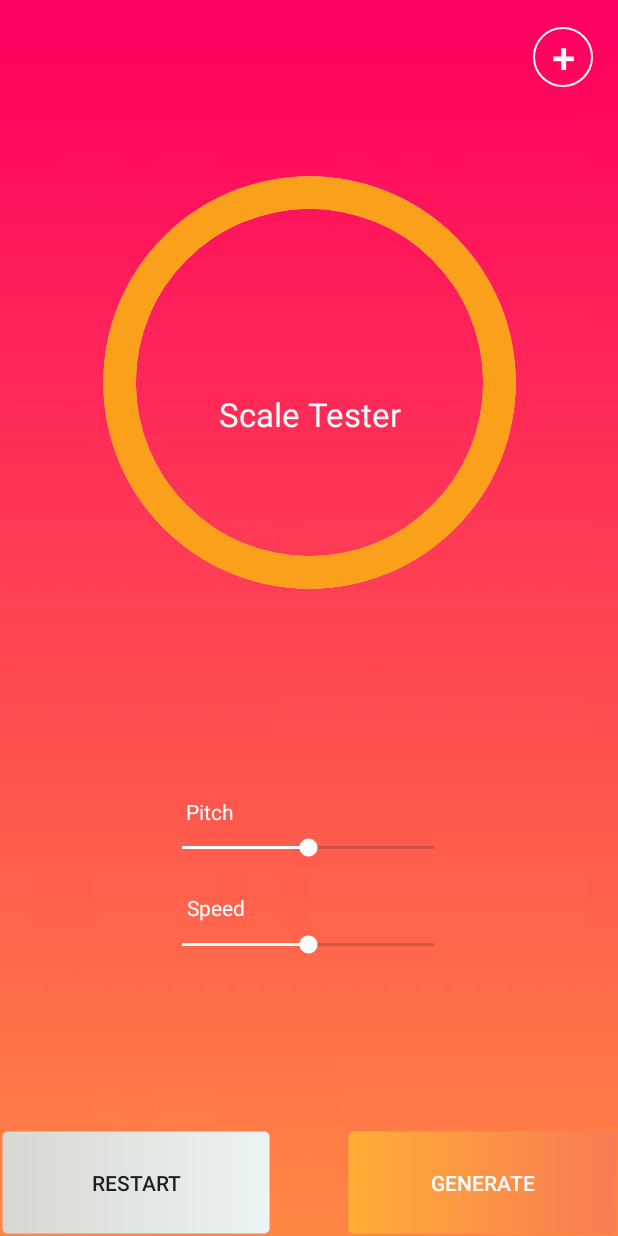
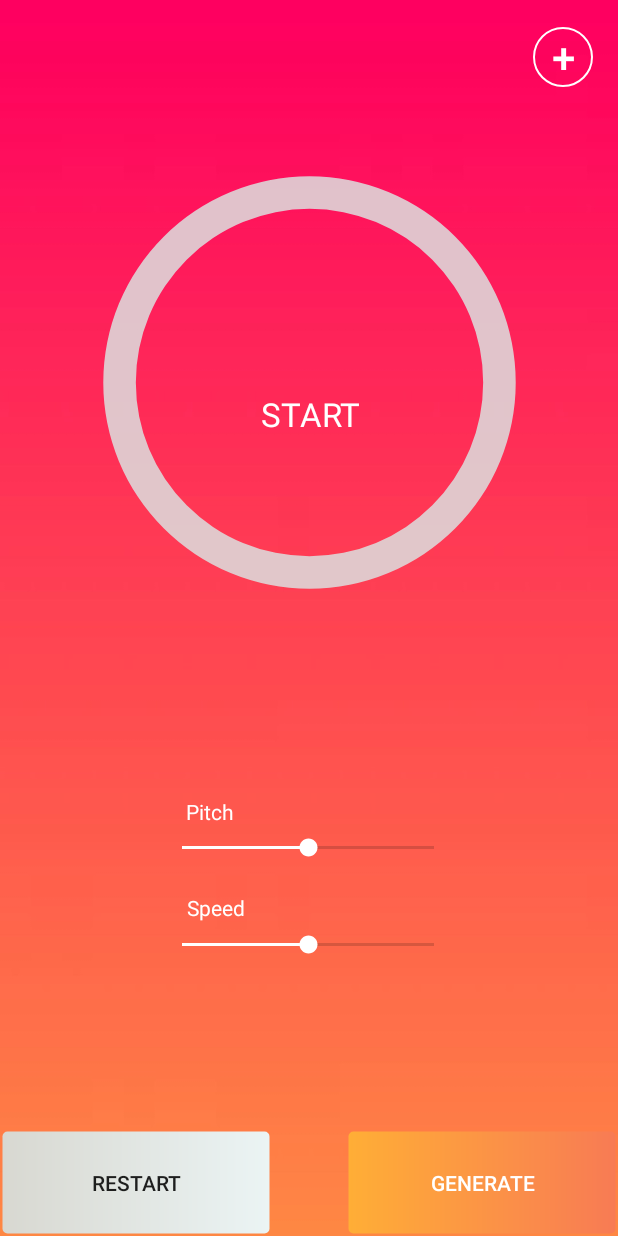
Before and after one commit to Jovanml/PianoAppScaleTester, an Android app: the screen it shows after launch (MainActivity), after a tap on "RESTART", on a phone screen of 412 x 824 dp. Run offline under Robolectric (Android 15) with nearby library versions, the phone set to English and light mode, and no system bars; 1 other tap on this screen came first.

Commit message:
Fourth Commit

```diff
--- a/app/src/main/java/testing/com/MainActivity.java
+++ b/app/src/main/java/testing/com/MainActivity.java
@@ -96,7 +96,9 @@ public class MainActivity extends AppCompatActivity {
         Restartbtn.setOnClickListener(new View.OnClickListener() {
             @Override
             public void onClick(View v) {
-                txt.setText("Scale Tester");
+                progr = 0;
+                ProgBar.setProgress(progr);
+                txt.setText("START");
                 scales.Generator();
                 i=0;
             }
--- a/app/src/main/res/layout/activity_customization.xml
+++ b/app/src/main/res/layout/activity_customization.xml
@@ -68,11 +68,11 @@
     <TextView
         android:id="@+id/ChooseScales"
         android:layout_width="212dp"
-        android:layout_height="76dp"
+        android:layout_height="80dp"
         android:gravity="center"
         android:text="@string/choose_your_scales"
+        android:textColor="@android:color/background_light"
         android:textSize="22sp"
-        android:textColor="@android:color/background_light"
         app:layout_constraintBottom_toBottomOf="parent"
         app:layout_constraintEnd_toEndOf="parent"
         app:layout_constraintStart_toStartOf="parent"
```
Also changed, not shown: 1 other file.
